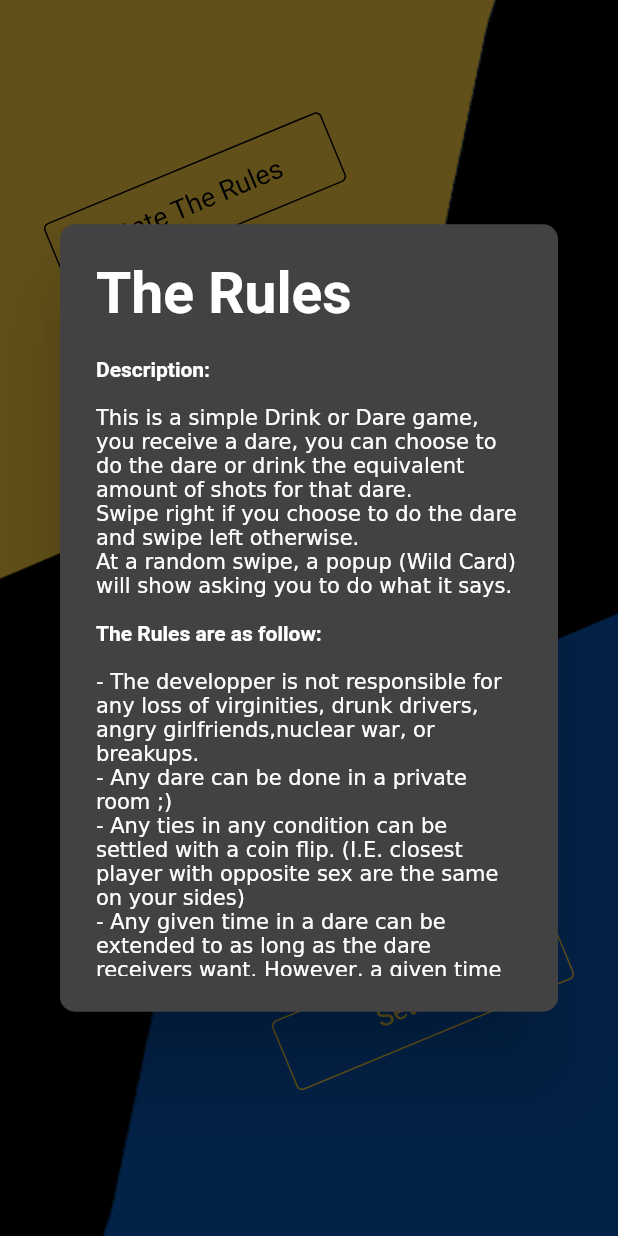
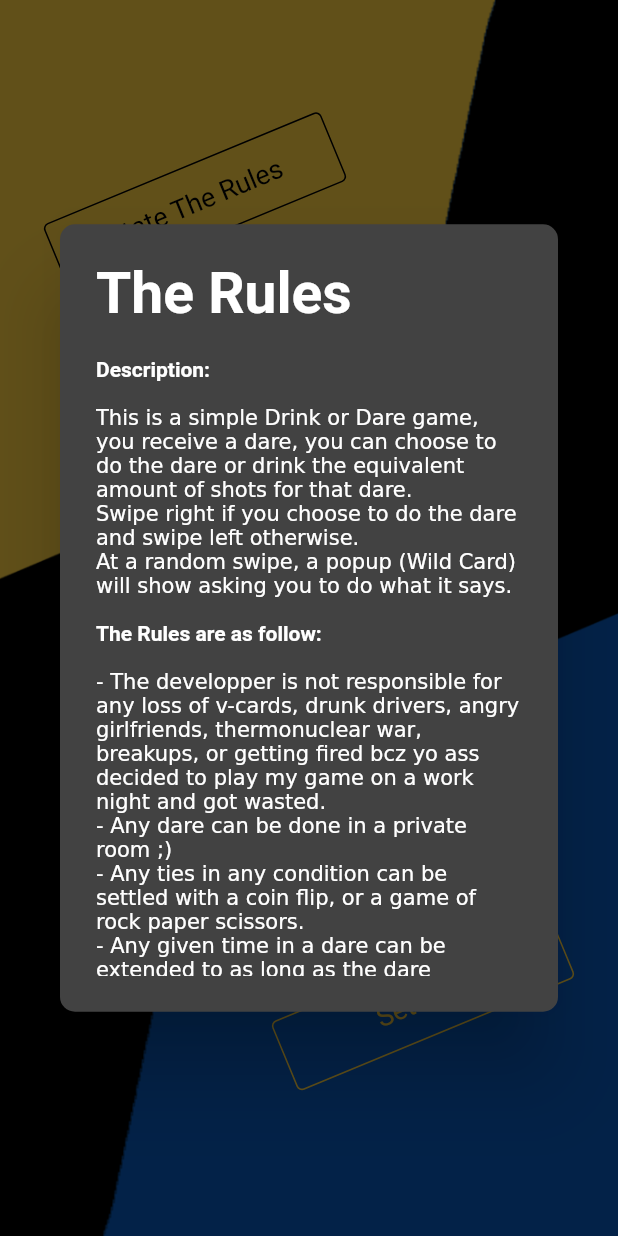
Before and after one commit to A-Semaan/dare-2-drink-game, a Flutter app: the screen it shows after launch, after a tap on "State The Rules", on a phone screen of 412 x 824 dp. Run offline on Flutter 3.47's test engine with Material 2 defaults, Android fonts, the light colour scheme and no system bars; our stand-ins replace auto_size_text, fluttertoast, google_fonts, package_info_plus, shared_preferences, sqflite; accounts and stored records are empty; project files that could hold a hidden picture were left out.

Commit message:
fixed grammar stuff and made some slight changes to the wording of the dares. changed up the rules a bit.

```diff
--- a/daretodrink/lib/layouts/main-page.dart
+++ b/daretodrink/lib/layouts/main-page.dart
@@ -168,17 +168,17 @@ class _MainPageState extends State<MainPage> {
                           text: "The Rules are as follow:\n\n",
                           style: TextStyle(fontWeight: FontWeight.bold)),
                       TextSpan(
-                          text: "- The developper is not responsible for any loss of virginities, drunk drivers, angry girlfriends," +
-                              "nuclear war, or breakups.\n" +
+                          text: "- The developper is not responsible for any loss of v-cards, drunk drivers, angry girlfriends, " +
+                              "thermonuclear war, breakups, or getting fired bcz yo ass decided to play my game on a work night and got wasted.\n" +
                               "- Any dare can be done in a private room ;)\n" +
-                              "- Any ties in any condition can be settled with a coin flip. " +
-                              "(I.E. closest player with opposite sex are the same on your sides)\n" +
+                              "- Any ties in any condition can be settled with a coin flip, or a game of rock paper scissors. \n" +
                               "- Any given time in a dare can be extended to as long as the dare receivers want. However, " +
                               "a given time cannot be shrunk.\n" +
                               "- If you fail to end the dare at a time less than the one given YOU MUST RESTART.\n" +
+                              "- A Twisted dare/rule can be canceled by round of voting with the condition than 60% of the players vote in favor of the cancel.\n" +
                               "- If there are any couples in this game, you both agree to do the dares that you get otherwise, fuck you, " +
                               "you don't have to play\n" +
-                              "- Ofc, play responsibly and drink responsibly... and all the shit your parents would tell ya *rolls eyes*")
+                              "- Ofc, play responsibly and drink responsibly... whatever no one cares, shall we get to the game now? *rolls eyes*")
                     ]),
                   ),
                 ),
```
Also changed, not shown: 1 other file.
